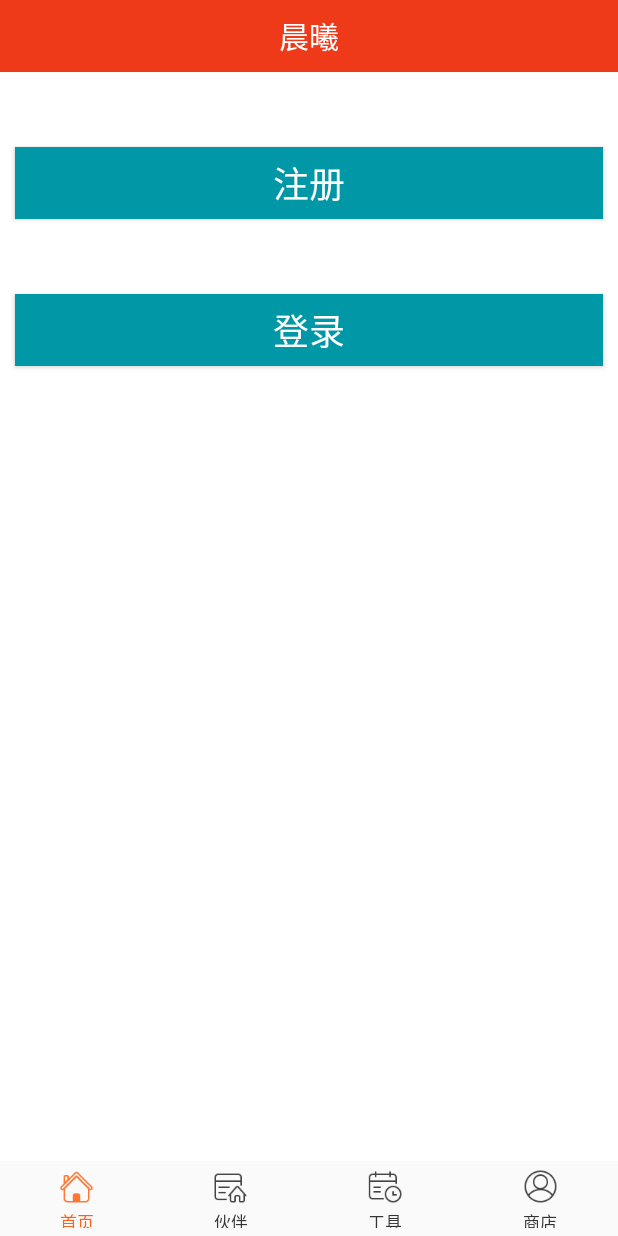
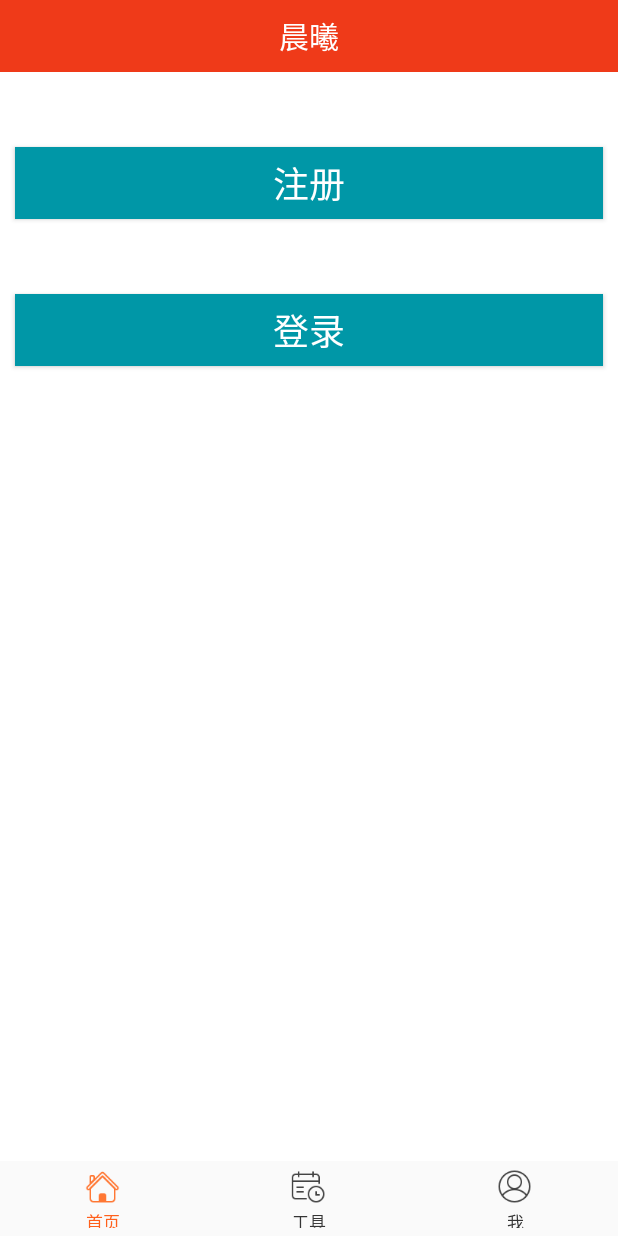
Before and after one commit to QiuMing/ChenXi, an Android app: the screen it shows after launch (MainActivity), on a phone screen of 412 x 824 dp. Run offline under Robolectric (Android 15) with nearby library versions, the phone set to English and light mode, and no system bars; our stand-ins replace ButterKnife, CircleImageView; libraries missing offline, so code that uses them is left out: com.squareup.leakcanary; 3 statements that could not run were skipped.

Commit message:
change to three  button on footer_layout

```diff
--- a/app/src/main/java/com/hunter/chenxi/ui/activity/MainActivity.java
+++ b/app/src/main/java/com/hunter/chenxi/ui/activity/MainActivity.java
@@ -52,9 +52,8 @@ public class MainActivity  extends BaseActivity   {
             public void onCheckedChanged(RadioGroup group, int checkedId) {
                 switch (checkedId) {
                     case R.id.foot_bar_home: currSel = 0; break;
-                    case R.id.foot_bar_im: currSel = 1; break;
-                    case R.id.foot_bar_interest: currSel = 2; break;
-                    case R.id.main_footbar_user: currSel = 3; break;
+                    case R.id.foot_bar_interest: currSel = 1; break;
+                    case R.id.main_footbar_user: currSel = 2; break;
                 }
                 addFragmentToStack(currSel);
                /* if(currSel == 3) {
--- a/app/src/main/res/layout/layout_main_footer.xml
+++ b/app/src/main/res/layout/layout_main_footer.xml
@@ -20,11 +20,11 @@
             android:drawableTop="@drawable/widget_bar_home_bg"
             android:text="@string/main_navigation_home" />
 
-        <RadioButton
+      <!--  <RadioButton
             android:id="@+id/foot_bar_im"
             style="@style/main_footbar_radio"
             android:drawableTop="@drawable/widget_bar_im_bg"
-            android:text="@string/main_navigation_im" />
+            android:text="@string/main_navigation_im" />-->
 
         <RadioButton
             android:id="@+id/foot_bar_interest"
--- a/app/src/main/res/values/strings.xml
+++ b/app/src/main/res/values/strings.xml
@@ -7,7 +7,7 @@
     <string name="main_navigation_home">首页</string>
     <string name="main_navigation_im">伙伴</string>
     <string name="main_navigation_interest">工具</string>
-    <string name="main_navigation_user">商店</string>
+    <string name="main_navigation_user">我</string>
 
 
     <string name="login_User">电话/邮箱</string>
```
